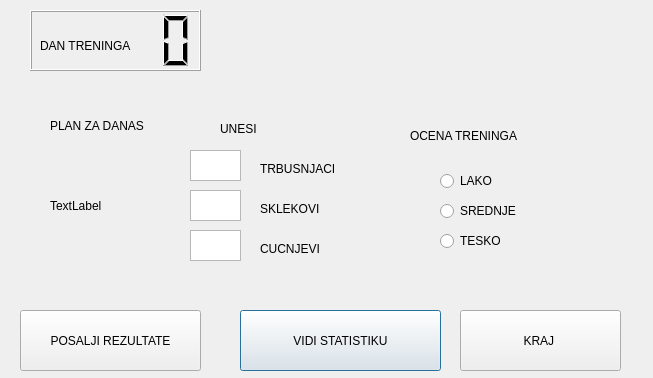
Qt form code/drugiprozor.ui (MATF-RS19/RS006-daily-trainer) before a commit.
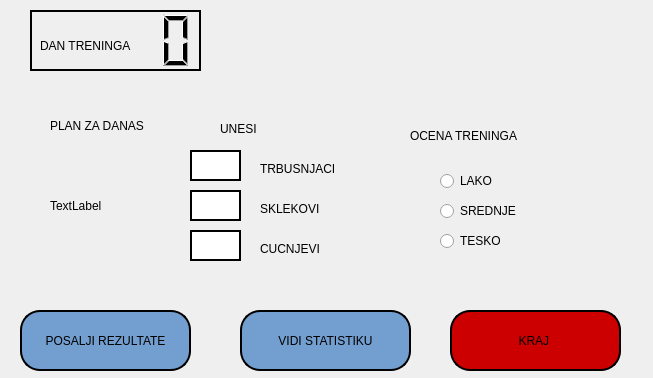
The same form after that commit.

The edit to the form file:
```diff
--- a/code/drugiprozor.ui
+++ b/code/drugiprozor.ui
@@ -18,10 +18,17 @@
     <rect>
      <x>240</x>
      <y>310</y>
-     <width>201</width>
+     <width>171</width>
      <height>61</height>
     </rect>
    </property>
+   <property name="styleSheet">
+    <string notr="true">background-color : rgb(114, 159, 207);
+border-style: solid;
+border-color: black;
+border-width: 2px;
+border-radius: 20px;</string>
+   </property>
    <property name="text">
     <string>VIDI STATISTIKU</string>
    </property>
@@ -35,6 +42,12 @@
      <height>61</height>
     </rect>
    </property>
+   <property name="styleSheet">
+    <string notr="true">border-style: solid;
+border-color: black;
+border-width: 2px;
+</string>
+   </property>
   </widget>
   <widget class="QLabel" name="label_2">
    <property name="geometry">
@@ -65,12 +78,19 @@
   <widget class="QPushButton" name="pushButton_3">
    <property name="geometry">
     <rect>
-     <x>460</x>
+     <x>450</x>
      <y>310</y>
-     <width>161</width>
+     <width>171</width>
      <height>61</height>
     </rect>
    </property>
+   <property name="styleSheet">
+    <string notr="true">background-color : rgb(204, 0, 0);
+border-style: solid;
+border-color: black;
+border-width: 2px;
+border-radius: 20px;</string>
+   </property>
    <property name="text">
     <string>KRAJ </string>
    </property>
@@ -97,6 +117,12 @@
      <height>31</height>
     </rect>
    </property>
+   <property name="styleSheet">
+    <string notr="true">border-style: solid;
+border-color: black;
+border-width: 2px;
+border-radius: 20px;</string>
+   </property>
   </widget>
   <widget class="QTextEdit" name="textEdit_2">
    <property name="geometry">
@@ -107,6 +133,12 @@
      <height>31</height>
     </rect>
    </property>
+   <property name="styleSheet">
+    <string notr="true">border-style: solid;
+border-color: black;
+border-width: 2px;
+border-radius: 20px;</string>
+   </property>
   </widget>
   <widget class="QLabel" name="label_3">
    <property name="geometry">
@@ -143,16 +175,29 @@
      <height>31</height>
     </rect>
    </property>
+   <property name="styleSheet">
+    <string notr="true">border-style: solid;
+border-color: black;
+border-width: 2px;
+border-radius: 20px;</string>
+   </property>
   </widget>
   <widget class="QPushButton" name="pushButton">
    <property name="geometry">
     <rect>
      <x>20</x>
      <y>310</y>
-     <width>181</width>
+     <width>171</width>
      <height>61</height>
     </rect>
    </property>
+   <property name="styleSheet">
+    <string notr="true">background-color : rgb(114, 159, 207);
+border-style: solid;
+border-color: black;
+border-width: 2px;
+border-radius: 20px;</string>
+   </property>
    <property name="text">
     <string>POSALJI REZULTATE</string>
    </property>
```
